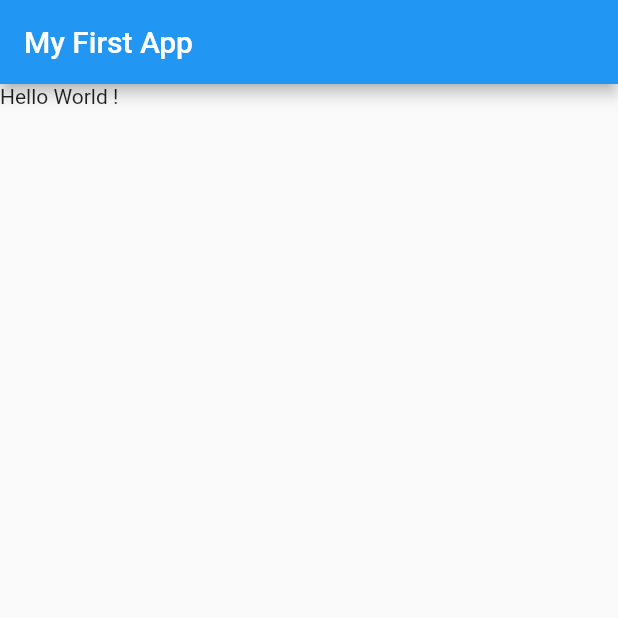
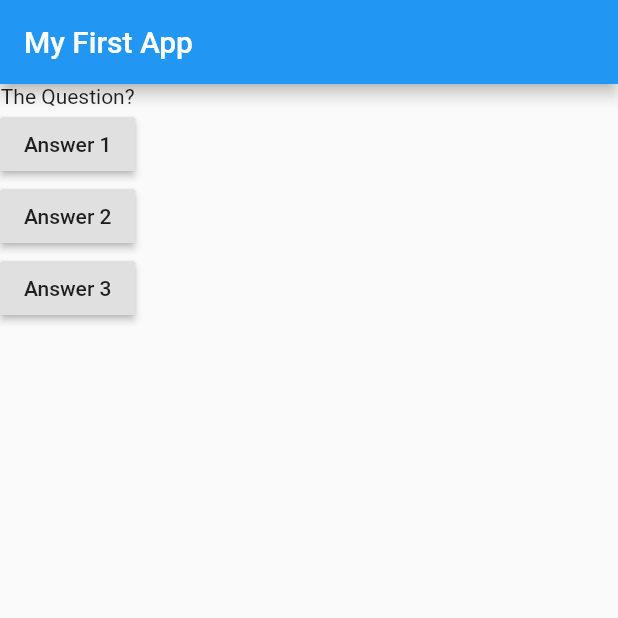
Before and after one commit to mfarhankz/start-learning-flutter, a Flutter app: the screen it shows after launch, on a phone screen of 412 x 824 dp, the top half of it. Run offline on Flutter 3.47's test engine with Material 2 defaults, Android fonts, the phone set to English and light mode, and no system bars.

Commit message:
added button functions

```diff
--- a/first_app/lib/main.dart
+++ b/first_app/lib/main.dart
@@ -3,6 +3,8 @@ import 'package:flutter/material.dart';
 void main() => runApp(MyApp());
 
 class MyApp extends StatelessWidget {
+  void answerQuestion() => {print('Good !')};
+
   @override
   Widget build(BuildContext context) {
     return MaterialApp(
@@ -10,7 +12,25 @@ class MyApp extends StatelessWidget {
         appBar: AppBar(
           title: Text('My First App'),
         ),
-        body: Text('Hello World !'),
+        body: Column(
+          children: [
+            Text('The Question?'),
+            RaisedButton(
+              child: Text('Answer 1'),
+              onPressed: answerQuestion,
+            ),
+            RaisedButton(
+              child: Text('Answer 2'),
+              onPressed: () => print('Answer 2 Chooesen !'),
+            ),
+            RaisedButton(
+              child: Text('Answer 3'),
+              onPressed: () => {
+                print('Answer 3 Chooesen !'),
+              },
+            ),
+          ],
+        ),
       ),
     );
   }
```
